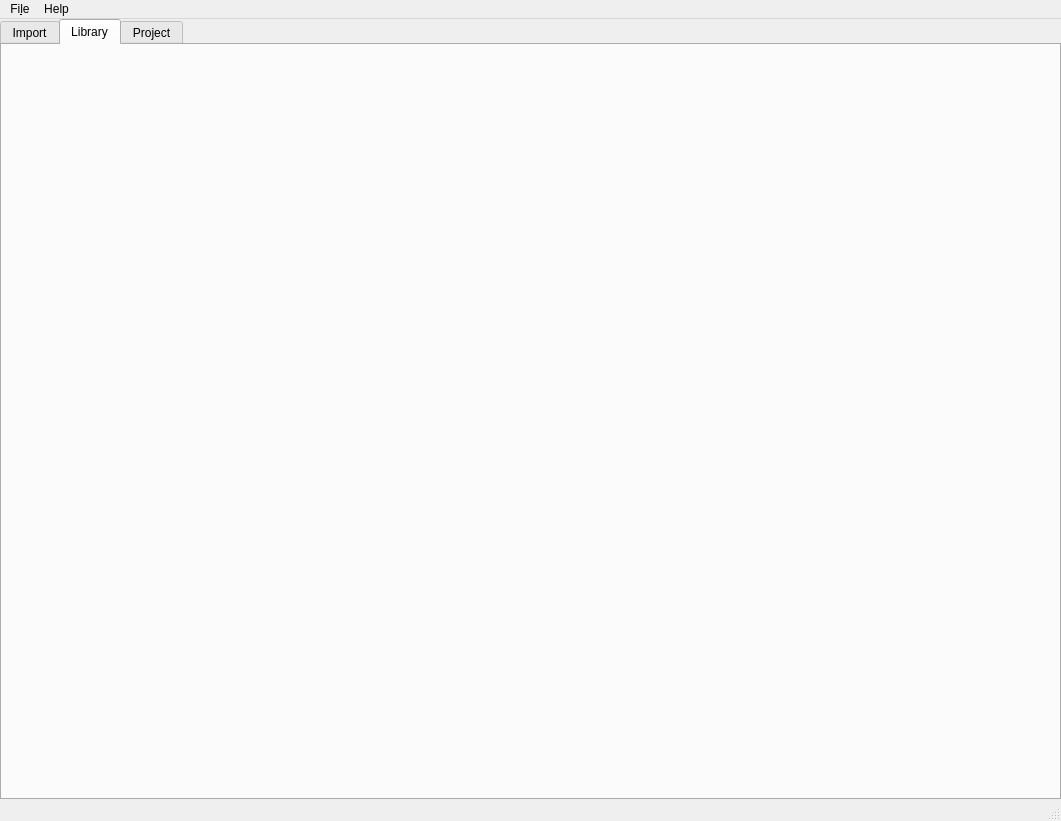
jspeckman/JAM, file mainwindow.ui: the form before one commit.
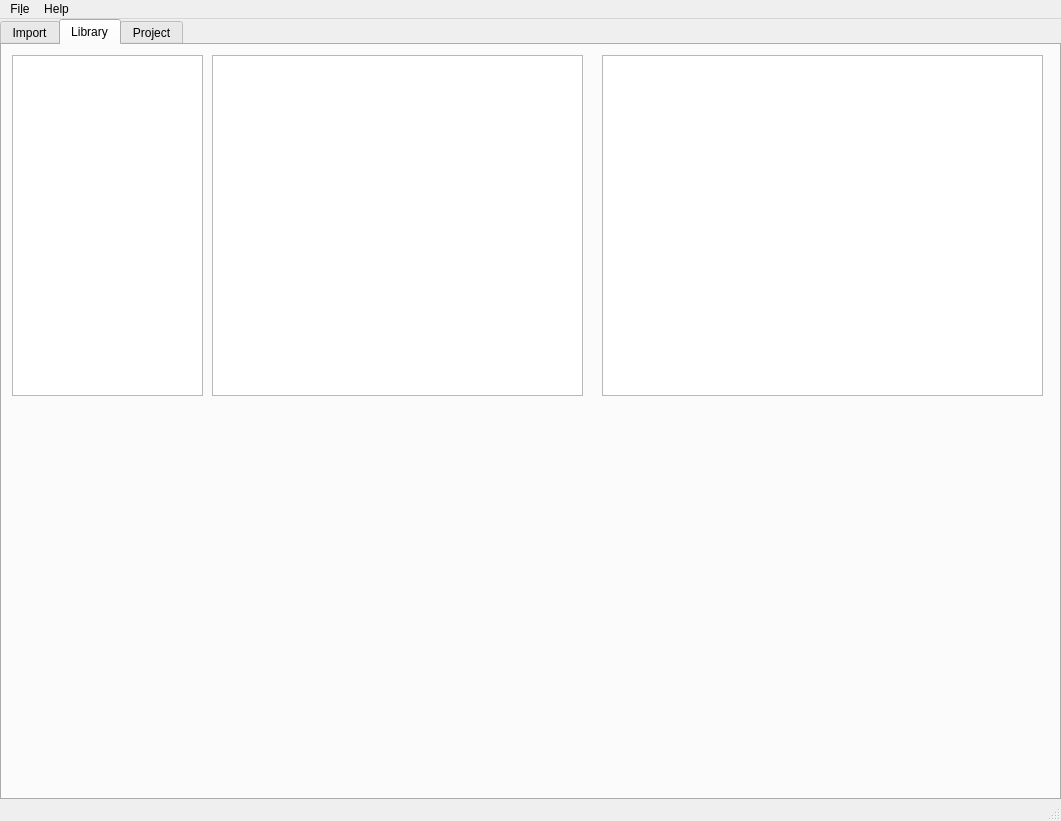
The form after the commit. The open tabs and pages were chosen to show the change.

Commit message: Added viewports to the library tab.

The edit to the form file:
```diff
--- a/mainwindow.ui
+++ b/mainwindow.ui
@@ -35,6 +35,36 @@
      <attribute name="title">
       <string>Library</string>
      </attribute>
+     <widget class="QTreeView" name="treeView">
+      <property name="geometry">
+       <rect>
+        <x>10</x>
+        <y>10</y>
+        <width>191</width>
+        <height>341</height>
+       </rect>
+      </property>
+     </widget>
+     <widget class="QTableView" name="tableView">
+      <property name="geometry">
+       <rect>
+        <x>210</x>
+        <y>10</y>
+        <width>371</width>
+        <height>341</height>
+       </rect>
+      </property>
+     </widget>
+     <widget class="QGraphicsView" name="graphicsView">
+      <property name="geometry">
+       <rect>
+        <x>600</x>
+        <y>10</y>
+        <width>441</width>
+        <height>341</height>
+       </rect>
+      </property>
+     </widget>
     </widget>
     <widget class="QWidget" name="tabProject">
      <attribute name="title">
```
Left out of the diff: 10 changed lines with no effect on the pictures. The commit also changes 1 other file.
